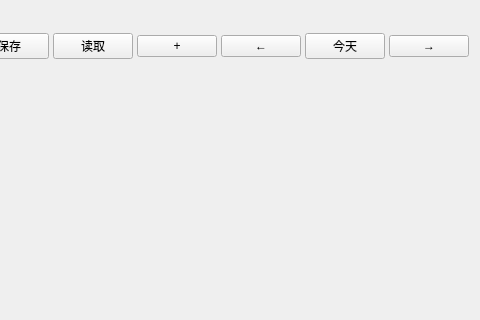
Above: calender.ui from wangrunji0408/QtCalendar before the change; both pictures show x 278 to 758 and y 0 to 320 of the 758 by 469 pixel window. Below: the same form after it.
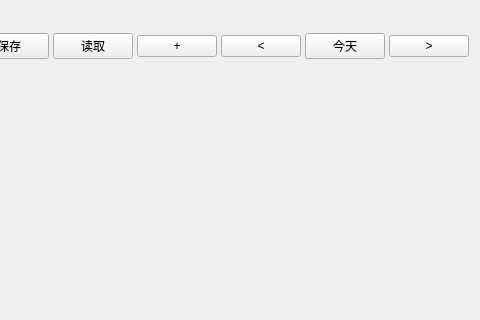
That is the form after the change.

What changed in the file:
```diff
--- a/calender.ui
+++ b/calender.ui
@@ -98,7 +98,7 @@
            </sizepolicy>
           </property>
           <property name="text">
-           <string>←</string>
+           <string>&lt;</string>
           </property>
          </widget>
         </item>
@@ -124,7 +124,7 @@
            </sizepolicy>
           </property>
           <property name="text">
-           <string>→</string>
+           <string>&gt;</string>
           </property>
          </widget>
         </item>
```
